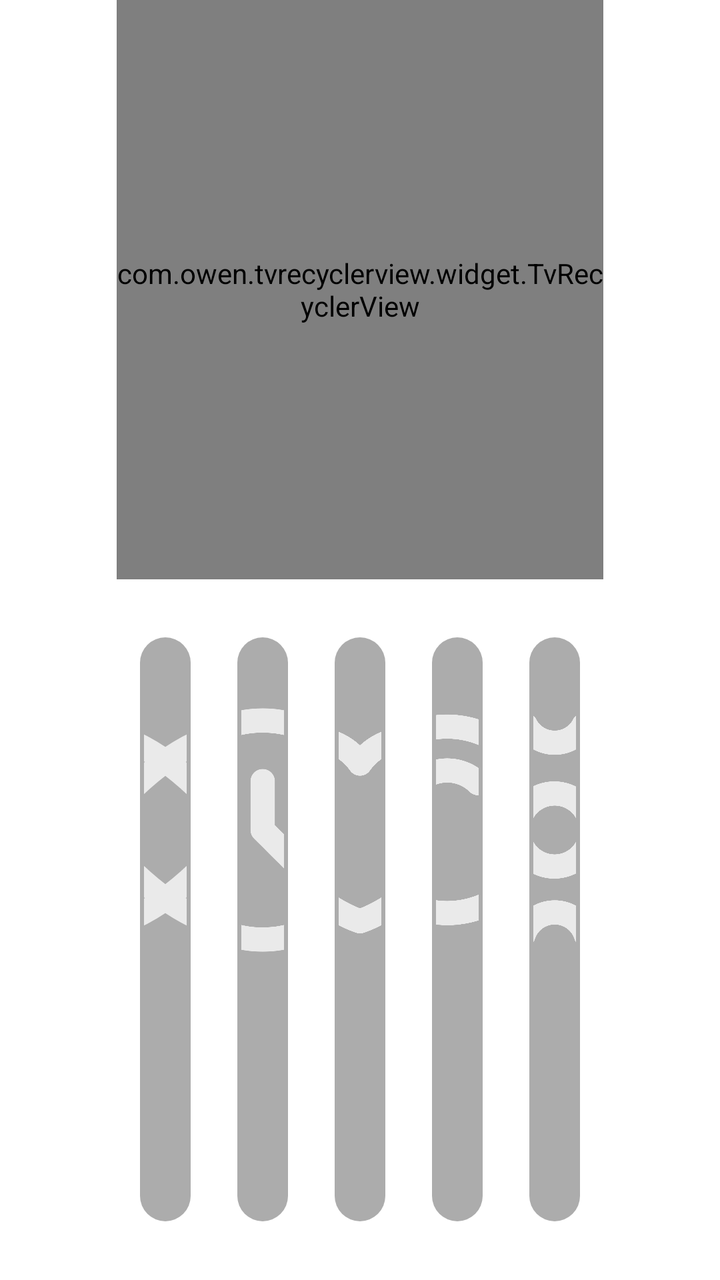
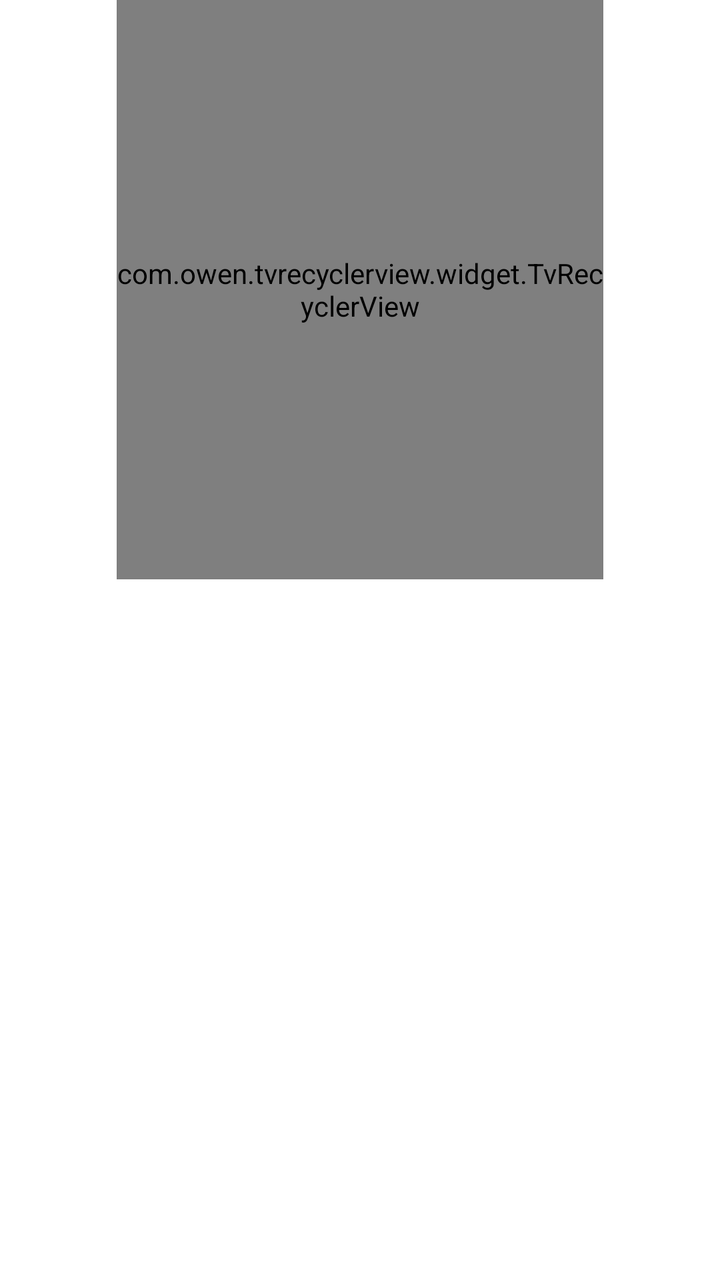

Screens rendered from an Android XML layout before and after an edit, with the pre-edit source and the edit as a unified diff.
<!-- AndroidManifest.xml: application theme AppTheme.NoActionBar -->
<!-- res/layout/fragment_user.xml -->
<?xml version="1.0" encoding="utf-8"?>
<LinearLayout xmlns:android="http://schemas.android.com/apk/res/android"
    xmlns:app="http://schemas.android.com/apk/res-auto"
    android:layout_width="match_parent"
    android:layout_height="match_parent"
    android:orientation="vertical"
    android:paddingLeft="@dimen/vs_10"
    android:paddingRight="@dimen/vs_10">

    
    <com.owen.tvrecyclerview.widget.TvRecyclerView
        android:id="@+id/tvHotList"
        android:layout_width="match_parent"
        android:layout_height="@dimen/vs_0"
        android:layout_weight="1"
        android:clipChildren="true"
        android:clipToPadding="false"
        app:tv_horizontalSpacingWithMargins="@dimen/vs_10"
        app:tv_selectedItemIsCentered="false"
        app:tv_verticalSpacingWithMargins="@dimen/vs_10" />

    
    <LinearLayout
        android:id="@+id/userBottomBar"
        android:layout_width="match_parent"
        android:layout_height="@dimen/vs_60"
        android:gravity="center_vertical"
        android:orientation="horizontal">

        <LinearLayout
            android:id="@+id/tvLive"
            android:layout_width="@dimen/vs_0"
            android:layout_height="@dimen/vs_50"
            android:layout_marginLeft="@dimen/vs_2"
            android:layout_marginRight="@dimen/vs_2"
            android:layout_weight="1"
            android:background="@drawable/shape_user_focus"
            android:focusable="true"
            android:gravity="center"
            android:orientation="vertical"
            android:padding="@dimen/vs_4">

            <ImageView
                android:layout_width="@dimen/vs_25"
                android:layout_height="@dimen/vs_25"
                android:alpha="0.75"
                android:src="@drawable/icon_live" />

            <TextView
                android:layout_width="wrap_content"
                android:layout_height="wrap_content"
                android:layout_marginTop="@dimen/vs_2"
                android:focusable="false"
                android:focusableInTouchMode="false"
                android:gravity="center"
                android:text="直播"
                android:textColor="@color/color_CCFFFFFF"
                android:textSize="@dimen/ts_18" />
        </LinearLayout>

        <LinearLayout
            android:id="@+id/tvHistory"
            android:layout_width="@dimen/vs_0"
            android:layout_height="@dimen/vs_50"
            android:layout_marginLeft="@dimen/vs_2"
            android:layout_marginRight="@dimen/vs_2"
            android:layout_weight="1"
            android:background="@drawable/shape_user_focus"
            android:focusable="true"
            android:gravity="center"
            android:orientation="vertical"
            android:padding="@dimen/vs_4">

            <ImageView
                android:layout_width="@dimen/vs_25"
                android:layout_height="@dimen/vs_25"
                android:alpha="0.75"
                android:src="@drawable/icon_history" />

            <TextView
                android:layout_width="wrap_content"
                android:layout_height="wrap_content"
                android:layout_marginTop="@dimen/vs_2"
                android:focusable="false"
                android:focusableInTouchMode="false"
                android:gravity="center"
                android:text="历史"
                android:textColor="@color/color_CCFFFFFF"
                android:textSize="@dimen/ts_18" />
        </LinearLayout>

        <LinearLayout
            android:id="@+id/tvFavorite"
            android:layout_width="@dimen/vs_0"
            android:layout_height="@dimen/vs_50"
            android:layout_marginLeft="@dimen/vs_2"
            android:layout_marginRight="@dimen/vs_2"
            android:layout_weight="1"
            android:background="@drawable/shape_user_focus"
            android:focusable="true"
            android:gravity="center"
            android:orientation="vertical"
            android:padding="@dimen/vs_4">

            <ImageView
                android:layout_width="@dimen/vs_25"
                android:layout_height="@dimen/vs_25"
                android:alpha="0.75"
                android:src="@drawable/icon_collect" />

            <TextView
                android:layout_width="wrap_content"
                android:layout_height="wrap_content"
                android:layout_marginTop="@dimen/vs_2"
                android:focusable="false"
                android:focusableInTouchMode="false"
                android:gravity="center"
                android:text="收藏"
                android:textColor="@color/color_CCFFFFFF"
                android:textSize="@dimen/ts_18" />
        </LinearLayout>

        <LinearLayout
            android:id="@+id/tvSearch"
            android:layout_width="@dimen/vs_0"
            android:layout_height="@dimen/vs_50"
            android:layout_marginLeft="@dimen/vs_2"
            android:layout_marginRight="@dimen/vs_2"
            android:layout_weight="1"
            android:background="@drawable/shape_user_focus"
            android:focusable="true"
            android:gravity="center"
            android:orientation="vertical"
            android:padding="@dimen/vs_4">

            <ImageView
                android:layout_width="@dimen/vs_25"
                android:layout_height="@dimen/vs_25"
                android:alpha="0.75"
                android:src="@drawable/icon_search" />

            <TextView
                android:layout_width="wrap_content"
                android:layout_height="wrap_content"
                android:layout_marginTop="@dimen/vs_2"
                android:focusable="false"
                android:focusableInTouchMode="false"
                android:gravity="center"
                android:text="搜索"
                android:textColor="@color/color_CCFFFFFF"
                android:textSize="@dimen/ts_18" />
        </LinearLayout>

        <LinearLayout
            android:id="@+id/tvSetting"
            android:layout_width="@dimen/vs_0"
            android:layout_height="@dimen/vs_50"
            android:layout_marginLeft="@dimen/vs_2"
            android:layout_marginRight="@dimen/vs_2"
            android:layout_weight="1"
            android:background="@drawable/shape_user_focus"
            android:focusable="true"
            android:gravity="center"
            android:orientation="vertical"
            android:padding="@dimen/vs_4">

            <ImageView
                android:layout_width="@dimen/vs_25"
                android:layout_height="@dimen/vs_25"
                android:alpha="0.75"
                android:src="@drawable/icon_setting" />

            <TextView
                android:layout_width="wrap_content"
                android:layout_height="wrap_content"
                android:layout_marginTop="@dimen/vs_2"
                android:focusable="false"
                android:focusableInTouchMode="false"
                android:gravity="center"
                android:text="设置"
                android:textColor="@color/color_CCFFFFFF"
                android:textSize="@dimen/ts_18" />
        </LinearLayout>
    </LinearLayout>
</LinearLayout>
<!-- resources referenced by this layout -->
<resources>
  <color name="color_CCFFFFFF">#BBFFFFFF</color>
  <dimen name="ts_18">13mm</dimen>
  <dimen name="vs_0">0mm</dimen>
  <dimen name="vs_10">10mm</dimen>
  <dimen name="vs_2">2mm</dimen>
  <dimen name="vs_25">25mm</dimen>
  <dimen name="vs_4">4mm</dimen>
  <dimen name="vs_50">50mm</dimen>
  <dimen name="vs_60">60mm</dimen>
  <!-- drawable icon_collect (drawable) -->
  <vector xmlns:android="http://schemas.android.com/apk/res/android"
      android:width="48dp"
      android:height="48dp"
      android:viewportWidth="1024"
      android:viewportHeight="1024">
    <path
        android:pathData="M96.43,397.1A247.77,247.77 0,0 1,512 214.83a247.77,247.77 0,0 1,415.57 182.27c0,118.91 -69.59,227.07 -149.85,308.1 -80.68,81.49 -179.46,143.1 -252.29,167.3a42.67,42.67 0,0 1,-26.88 0c-72.83,-24.19 -171.61,-85.8 -252.25,-167.25 -80.26,-81.07 -149.89,-189.23 -149.89,-308.14zM344.19,234.67A162.43,162.43 0,0 0,181.76 397.1c0,86.19 51.63,173.78 125.18,248.06 67.67,68.35 147.75,119.04 205.06,141.48 57.3,-22.4 137.39,-73.13 205.06,-141.48 73.56,-74.28 125.18,-161.92 125.18,-248.06a162.43,162.43 0,0 0,-295.34 -93.4,42.67 42.67,0 0,1 -69.8,0A162.18,162.18 0,0 0,344.19 234.67z"
        android:fillColor="#ffffff"/>
  </vector>
  <!-- drawable icon_search (drawable) -->
  <vector xmlns:android="http://schemas.android.com/apk/res/android"
      android:width="48dp"
      android:height="48dp"
      android:viewportWidth="1024"
      android:viewportHeight="1024">
    <path
        android:pathData="M337.37,318.12a196.1,196.1 0,0 1,138.97 -57.6c54.27,0 103.47,22.1 139.01,57.6a42.67,42.67 0,0 1,-60.33 60.33,110.72 110.72,0 0,0 -78.68,-32.55c-30.72,0 -58.45,12.37 -78.63,32.55a42.67,42.67 0,0 1,-60.33 -60.33z"
        android:fillColor="#ffffff"/>
    <path
        android:pathData="M106.67,476.33a369.66,369.66 0,1 1,659.5 229.55l138.67,138.62a42.67,42.67 0,1 1,-60.33 60.33l-138.67,-138.67A369.66,369.66 0,0 1,106.67 476.33zM476.33,192a284.33,284.33 0,1 0,0 568.7,284.33 284.33,0 0,0 0,-568.7z"
        android:fillColor="#ffffff"/>
  </vector>
  <!-- drawable shape_user_focus (drawable) -->
  <?xml version="1.0" encoding="utf-8"?>
  <selector xmlns:android="http://schemas.android.com/apk/res/android">
      <item android:state_focused="true">
          <shape>
              <corners android:radius="10mm" />
              <stroke android:width="2mm" android:color="@color/color_FFFFFF" />
              <solid android:color="@color/color_6C3D3D3D" />
          </shape>
      </item>
      <item android:state_focused="false">
          <shape>
              <corners android:radius="10mm" />
              <solid android:color="@color/color_6C3D3D3D"/>
          </shape>
      </item>
  </selector>
  <style name="AppTheme.NoActionBar" parent="AppTheme">
          <item name="android:windowActionBar">false</item>
          <item name="android:windowNoTitle">true</item>
          <item name="windowActionBar">false</item>
          <item name="android:windowFullscreen">false</item>//手机版：默认保留状态栏，全屏页面运行时再隐藏
          <item name="android:windowContentOverlay">@null</item>//是否有遮盖
          <item name="windowNoTitle">true</item>
          <item name="android:keepScreenOn">true</item>
          
          <item name="android:windowBackground">@android:color/transparent</item>
      </style>
  <color name="color_FFFFFF">#ffffffff</color>
  <color name="color_6C3D3D3D">#6c3d3d3d</color>
  <style name="AppTheme" parent="Theme.AppCompat.Light.DarkActionBar">
          
          <item name="colorPrimary">@color/color_6200EE</item>
          <item name="colorPrimaryDark">@color/color_3700B3</item>
          <item name="colorAccent">@color/color_03DAC5</item>
      </style>
  <color name="color_6200EE">#6200EE</color>
  <color name="color_3700B3">#3700B3</color>
  <color name="color_03DAC5">#03DAC5</color>
  <!-- unchanged entries left out for length: 3 -->
</resources>

<!-- the commit's change to res/layout/fragment_user.xml (unified diff, before → after) -->
@@ -31,8 +31,8 @@
             android:id="@+id/tvLive"
             android:layout_width="@dimen/vs_0"
             android:layout_height="@dimen/vs_50"
-            android:layout_marginLeft="@dimen/vs_2"
-            android:layout_marginRight="@dimen/vs_2"
+            android:layout_marginLeft="@dimen/vs_6"
+            android:layout_marginRight="@dimen/vs_6"
             android:layout_weight="1"
             android:background="@drawable/shape_user_focus"
             android:focusable="true"
@@ -62,8 +62,8 @@
             android:id="@+id/tvHistory"
             android:layout_width="@dimen/vs_0"
             android:layout_height="@dimen/vs_50"
-            android:layout_marginLeft="@dimen/vs_2"
-            android:layout_marginRight="@dimen/vs_2"
+            android:layout_marginLeft="@dimen/vs_6"
+            android:layout_marginRight="@dimen/vs_6"
             android:layout_weight="1"
             android:background="@drawable/shape_user_focus"
             android:focusable="true"
@@ -90,42 +90,11 @@
         </LinearLayout>
 
         <LinearLayout
-            android:id="@+id/tvFavorite"
-            android:layout_width="@dimen/vs_0"
-            android:layout_height="@dimen/vs_50"
-            android:layout_marginLeft="@dimen/vs_2"
-            android:layout_marginRight="@dimen/vs_2"
-            android:layout_weight="1"
-            android:background="@drawable/shape_user_focus"
-            android:focusable="true"
-            android:gravity="center"
-            android:orientation="vertical"
-            android:padding="@dimen/vs_4">
-
-            <ImageView
-                android:layout_width="@dimen/vs_25"
-                android:layout_height="@dimen/vs_25"
-                android:alpha="0.75"
-                android:src="@drawable/icon_collect" />
-
-            <TextView
-                android:layout_width="wrap_content"
-                android:layout_height="wrap_content"
-                android:layout_marginTop="@dimen/vs_2"
-                android:focusable="false"
-                android:focusableInTouchMode="false"
-                android:gravity="center"
-                android:text="收藏"
-                android:textColor="@color/color_CCFFFFFF"
-                android:textSize="@dimen/ts_18" />
-        </LinearLayout>
-
-        <LinearLayout
             android:id="@+id/tvSearch"
             android:layout_width="@dimen/vs_0"
             android:layout_height="@dimen/vs_50"
-            android:layout_marginLeft="@dimen/vs_2"
-            android:layout_marginRight="@dimen/vs_2"
+            android:layout_marginLeft="@dimen/vs_6"
+            android:layout_marginRight="@dimen/vs_6"
             android:layout_weight="1"
             android:background="@drawable/shape_user_focus"
             android:focusable="true"
@@ -155,8 +124,8 @@
             android:id="@+id/tvSetting"
             android:layout_width="@dimen/vs_0"
             android:layout_height="@dimen/vs_50"
-            android:layout_marginLeft="@dimen/vs_2"
-            android:layout_marginRight="@dimen/vs_2"
+            android:layout_marginLeft="@dimen/vs_6"
+            android:layout_marginRight="@dimen/vs_6"
             android:layout_weight="1"
             android:background="@drawable/shape_user_focus"
             android:focusable="true"
<!-- resource entries referenced after the edit -->
@@ -8,17 +8,8 @@
   <dimen name="vs_25">25mm</dimen>
   <dimen name="vs_4">4mm</dimen>
   <dimen name="vs_50">50mm</dimen>
+  <dimen name="vs_6">6mm</dimen>
   <dimen name="vs_60">60mm</dimen>
-  <!-- drawable icon_collect (drawable) -->
-  <vector xmlns:android="http://schemas.android.com/apk/res/android"
-      android:width="48dp"
-      android:height="48dp"
-      android:viewportWidth="1024"
-      android:viewportHeight="1024">
-    <path
-        android:pathData="M96.43,397.1A247.77,247.77 0,0 1,512 214.83a247.77,247.77 0,0 1,415.57 182.27c0,118.91 -69.59,227.07 -149.85,308.1 -80.68,81.49 -179.46,143.1 -252.29,167.3a42.67,42.67 0,0 1,-26.88 0c-72.83,-24.19 -171.61,-85.8 -252.25,-167.25 -80.26,-81.07 -149.89,-189.23 -149.89,-308.14zM344.19,234.67A162.43,162.43 0,0 0,181.76 397.1c0,86.19 51.63,173.78 125.18,248.06 67.67,68.35 147.75,119.04 205.06,141.48 57.3,-22.4 137.39,-73.13 205.06,-141.48 73.56,-74.28 125.18,-161.92 125.18,-248.06a162.43,162.43 0,0 0,-295.34 -93.4,42.67 42.67,0 0,1 -69.8,0A162.18,162.18 0,0 0,344.19 234.67z"
-        android:fillColor="#ffffff"/>
-  </vector>
   <!-- drawable icon_search (drawable) -->
   <vector xmlns:android="http://schemas.android.com/apk/res/android"
       android:width="48dp"
